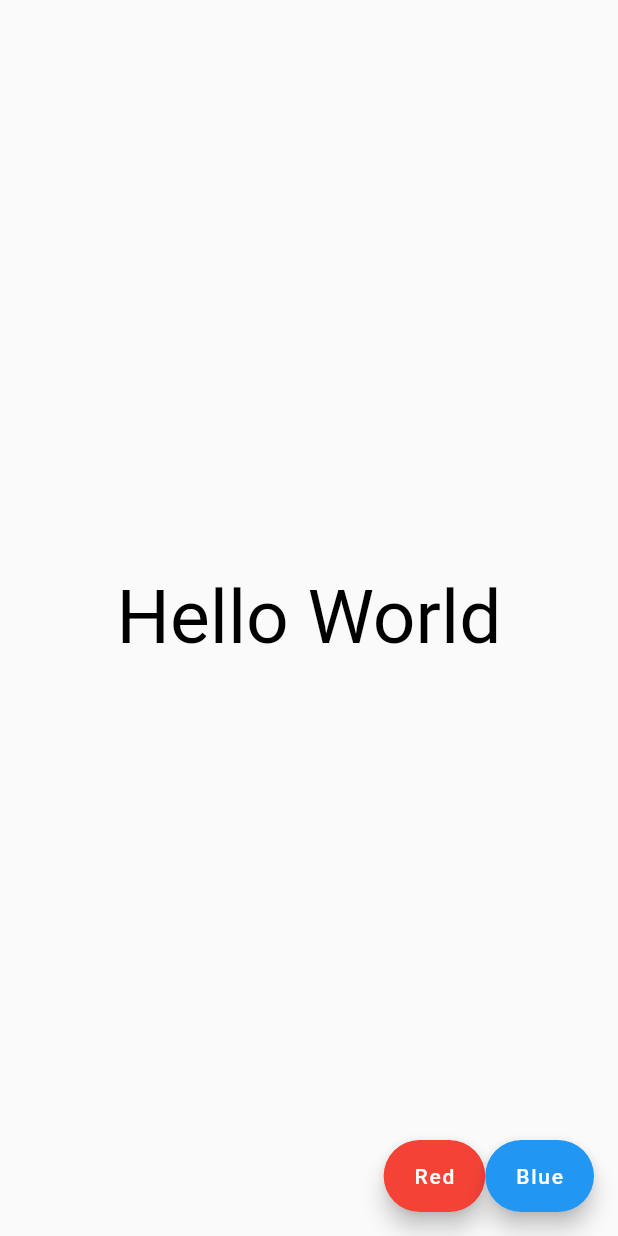
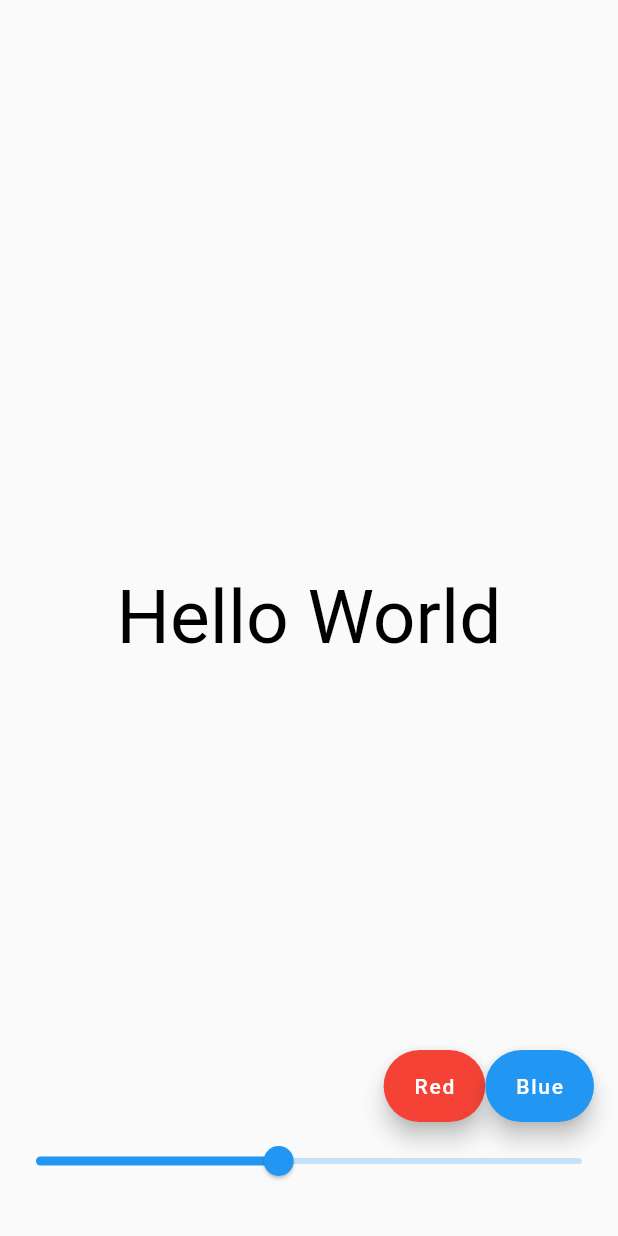
Before and after one commit to jumail-utm/stateful_widget_text, a Flutter app: the screen it shows after launch, on a phone screen of 412 x 824 dp. Run offline on Flutter 3.47's test engine with Material 2 defaults, Android fonts, the phone set to English and light mode, and no system bars.

Commit message:
add Slider to control the font size

```diff
--- a/lib/main.dart
+++ b/lib/main.dart
@@ -46,6 +46,15 @@ class _HomeState extends State<Home> {
           ),
         ],
       ),
+      bottomSheet: SizedBox(
+        height: 100,
+        child: Slider(
+          value: size,
+          min: 10,
+          max: 100,
+          onChanged: (value) => size = value,
+        ),
+      ),
     );
   }
 }
```
